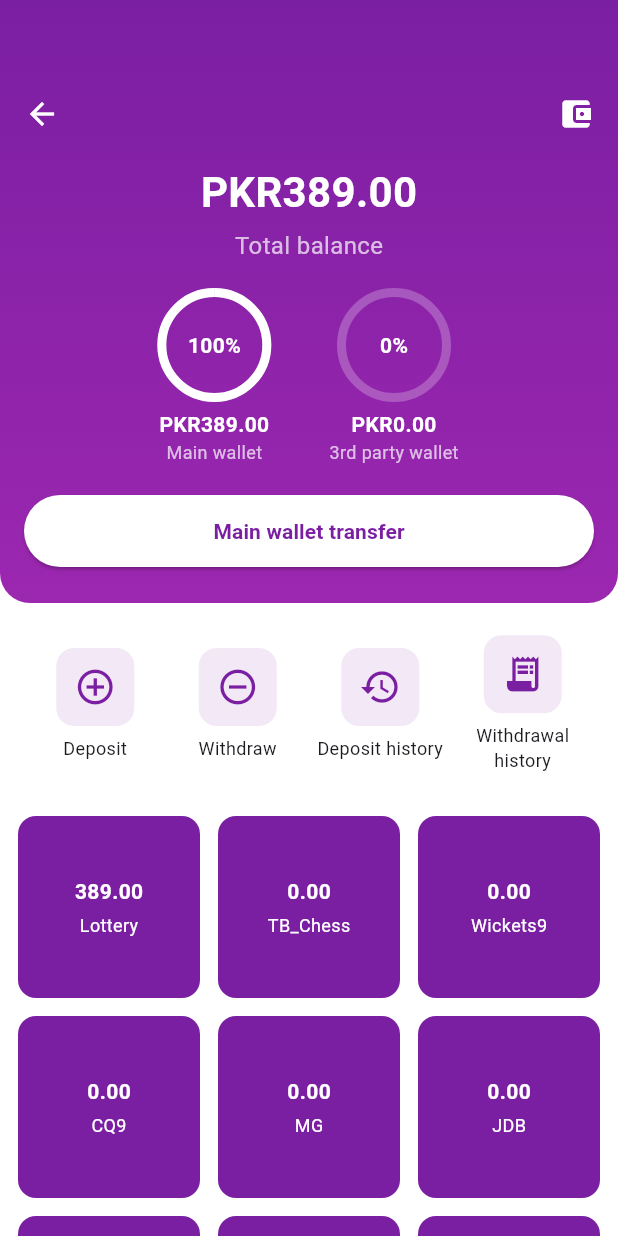
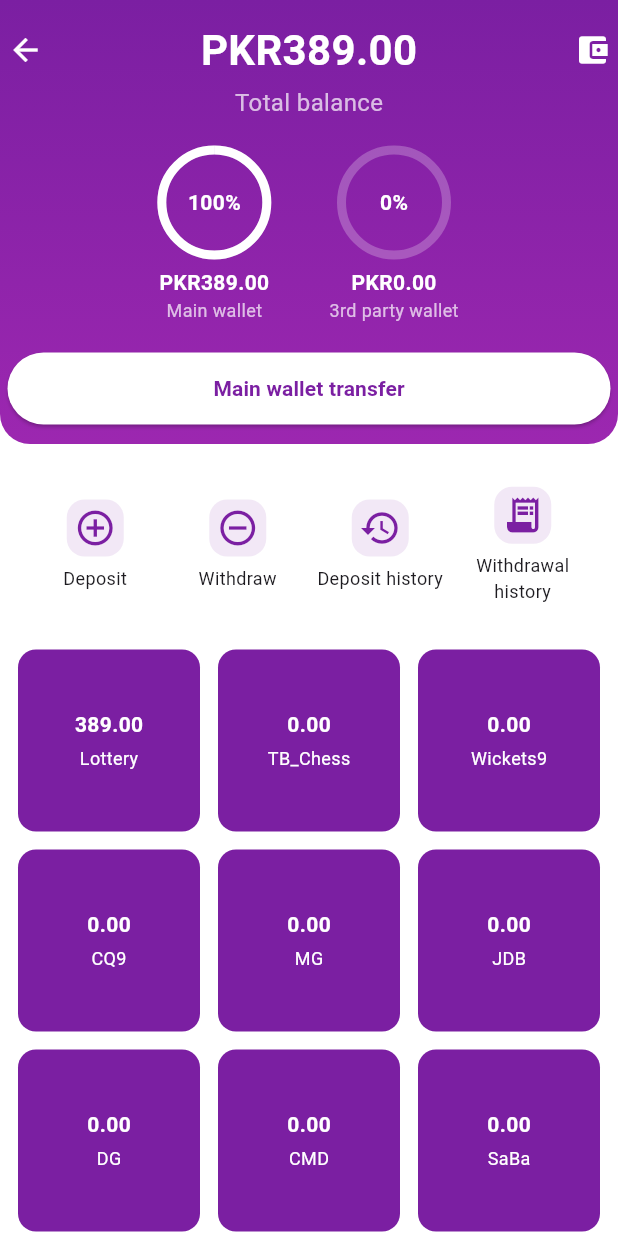
Before and after one commit to sahebbali/Color-Predection-Game-Flutter, a Flutter app: the WalletScreen screen opened directly, on a phone screen of 412 x 824 dp. Run offline on Flutter 3.47's test engine with Material 3 defaults, Android fonts, the phone set to English and light mode, and no system bars; our stand-ins replace carousel_slider, flutter_native_splash, get, iconsax; network calls fail.

Commit message:
fixed wallet screen

```diff
--- a/lib/screens/Home/controllers/betting_game_controller.dart
+++ b/lib/screens/Home/controllers/betting_game_controller.dart
@@ -1,5 +1,5 @@
 import 'dart:math';
-import 'package:flutter/material.dart';
+// import 'package:flutter/material.dart';
 import 'package:get/get.dart';
 import '../models/bet_model.dart'; // Import the Bet model
 
--- a/lib/screens/wallet/screens/wallet_screen.dart
+++ b/lib/screens/wallet/screens/wallet_screen.dart
@@ -1,7 +1,31 @@
+import 'package:color_predection_game/screens/wallet/pages/deposit_history_screen%20.dart';
+import 'package:color_predection_game/screens/wallet/pages/deposit_screen.dart';
+import 'package:color_predection_game/screens/wallet/pages/withdarw_history_screen.dart';
+import 'package:color_predection_game/screens/wallet/pages/withdarw_screen.dart';
 import 'package:flutter/material.dart';
+import 'package:get/get.dart';
 
 class WalletScreen extends StatelessWidget {
   const WalletScreen({super.key});
+
+  void _navigationToTransferScreen(String level) {
+    print("kevek $level");
+    switch (level) {
+      case "Deposit":
+        // Navigate to Deposit Screen
+        Get.to(() => DepositScreen());
+        break;
+      case "Withdraw":
+        Get.to(() => WithdarwScreen());
+        break;
+      case "deposit history":
+        Get.to(() => DepositHistoryScreen());
+        break;
+      case "withdraw history":
+        Get.to(() => WithdarwHistoryScreen());
+        break;
+    }
+  }
 
   @override
   Widget build(BuildContext context) {
@@ -15,7 +39,7 @@ class WalletScreen extends StatelessWidget {
           children: [
             // Header
             Container(
-              padding: const EdgeInsets.symmetric(horizontal: 16, vertical: 24),
+              padding: const EdgeInsets.symmetric(horizontal: 5, vertical: 13),
               decoration: const BoxDecoration(
                 gradient: LinearGradient(
                   colors: [Color(0xFF7B1FA2), Color(0xFF9C27B0)],
@@ -28,8 +52,9 @@ class WalletScreen extends StatelessWidget {
               ),
               child: Column(
                 children: [
-                  const SizedBox(height: 40),
+                  // const SizedBox(height: 3),
                   Row(
+                    mainAxisAlignment: MainAxisAlignment.spaceBetween,
                     children: [
                       GestureDetector(
                         onTap: () => Navigator.pop(context),
@@ -38,14 +63,6 @@ class WalletScreen extends StatelessWidget {
                           color: Colors.white,
                         ),
                       ),
-                      const Spacer(),
-                      const Icon(
-                        Icons.account_balance_wallet,
-                        color: Colors.white,
-                      ),
-                    ],
-                  ),
-                  const SizedBox(height: 20),
                       const Text(
                         "PKR389.00",
                         style: TextStyle(
@@ -54,6 +71,15 @@ class WalletScreen extends StatelessWidget {
                           color: Colors.white,
                         ),
                       ),
+                      // const Spacer(),
+                      const Icon(
+                        Icons.account_balance_wallet,
+                        color: Colors.white,
+                      ),
+                    ],
+                  ),
+                  // const SizedBox(height: 0),
+
                   const SizedBox(height: 4),
                   const Text(
                     "Total balance",
@@ -109,26 +135,26 @@ class WalletScreen extends StatelessWidget {
             const SizedBox(height: 20),
 
             // Action Buttons
-            SizedBox(
-              height: 100,
-              child: GridView.count(
+            SingleChildScrollView(
+              child: Column(
+                children: [
+                  // all your widgets
+                  GridView.count(
                     crossAxisCount: 4,
                     padding: const EdgeInsets.symmetric(horizontal: 16),
-                physics:
-                    const NeverScrollableScrollPhysics(), // Disable GridView's own scrolling
+                    physics: const NeverScrollableScrollPhysics(),
+                    shrinkWrap: true, // important
                     children: [
-                  _actionButton(Icons.add_circle_outline, "Deposit", purple),
                       _actionButton(
-                    Icons.remove_circle_outline,
-                    "Withdraw",
-                    purple,
-                  ),
+                          Icons.add_circle_outline, "Deposit", purple),
+                      _actionButton(
+                          Icons.remove_circle_outline, "Withdraw", purple),
                       _actionButton(Icons.history, "Deposit history", purple),
                       _actionButton(
-                    Icons.receipt_long,
-                    "Withdrawal history",
-                    purple,
+                          Icons.receipt_long, "Withdrawal history", purple),
+                    ],
                   ),
+                  // other widgets
                 ],
               ),
             ),
@@ -215,17 +241,20 @@ class WalletScreen extends StatelessWidget {
   }
 
   // Action Button Widget
-  static Widget _actionButton(IconData icon, String label, Color purple) {
+  Widget _actionButton(IconData icon, String label, Color purple) {
     return Column(
       mainAxisAlignment: MainAxisAlignment.center,
       children: [
-        Container(
-          padding: const EdgeInsets.all(12),
+        GestureDetector(
+          onTap: () => _navigationToTransferScreen(label),
+          child: Container(
+            padding: const EdgeInsets.all(5),
             decoration: BoxDecoration(
               color: purple.withOpacity(0.1),
               borderRadius: BorderRadius.circular(12),
             ),
             child: Icon(icon, size: 28, color: purple),
+          ),
         ),
         const SizedBox(height: 6),
         Text(
```
Also changed, not shown: lib/screens/wallet/pages/deposit_history_screen .dart (added, +12 -0 lines), lib/screens/wallet/pages/deposit_screen.dart (added, +12 -0 lines), lib/screens/wallet/pages/withdarw_history_screen.dart (added, +12 -0 lines), lib/screens/wallet/pages/withdarw_screen.dart (added, +12 -0 lines). Lines whose indentation alone changed are shown as unchanged.
